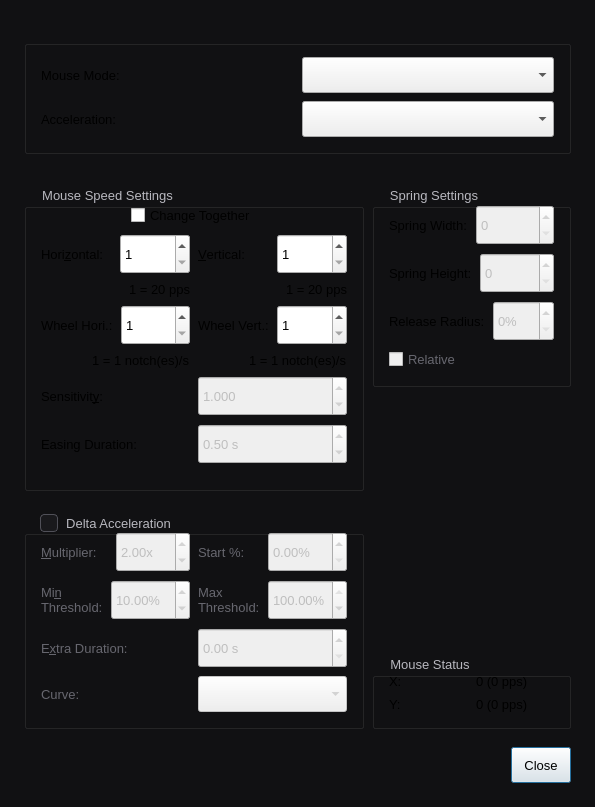
Qt form src/gui/mousesettingsdialog.ui (davaughnl/Pad) before a commit.
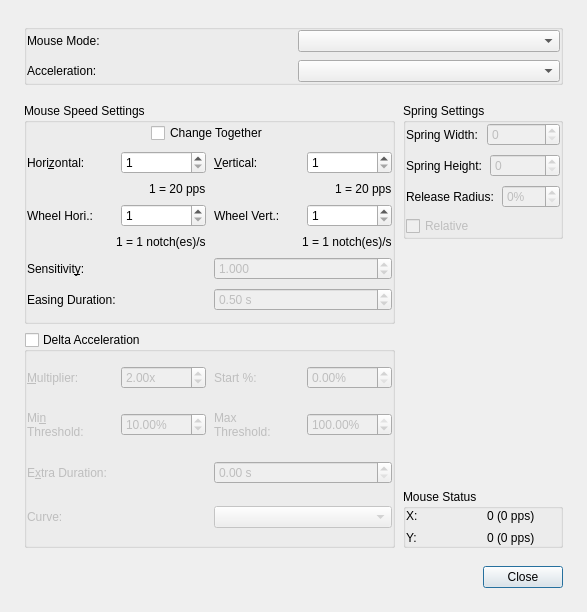
The same form after that commit. Icons and pictures are not drawn.

Commit message: dialogs: drop per-dialog stylesheets so the app palette and 24px controls apply everywhere

The edit to the form file:
```diff
--- a/src/gui/mousesettingsdialog.ui
+++ b/src/gui/mousesettingsdialog.ui
@@ -16,21 +16,6 @@
   <property name="windowTitle">
    <string>Mouse Settings</string>
   </property>
-  <property name="styleSheet">
-   <string notr="true">QWidget { font-family: "Geist"; font-size: 13px; font-weight: 400; }
-QDialog { background: #111113; }
-QPushButton, QToolButton { min-height: 24px; padding: 5px 12px; }
-QComboBox, QLineEdit, QSpinBox, QDoubleSpinBox { min-height: 24px; padding-top: 5px; padding-bottom: 5px; }
-QGroupBox { padding: 16px; margin-top: 16px; }
-QGroupBox::title { color: #b8b8bf; left: 16px; }
-QLabel:disabled, QCheckBox:disabled { color: #67676f; }
-JoyControlStickButtonPushButton[isflashing="true"] { background: #e8e8eb; color: #111113; border-color: #ffffff; }
-QDialogButtonBox { border: none; padding-top: 8px; }
-QFrame[frameShape="4"], QFrame[frameShape="5"] { color: #29292d; background: #29292d; max-height: 1px; border: none; }
-QGroupBox::indicator { width: 16px; height: 16px; border: 1px solid #505058; border-radius: 4px; background: #19191c; }
-QGroupBox::indicator:checked { background: #eeeeef; image: url(:/pad/icons/check-dark.svg); }
- </string>
-  </property>
   <layout class="QVBoxLayout" name="verticalLayout_9">
    <property name="spacing"><number>8</number></property>
    <property name="leftMargin"><number>24</number></property>
```
The commit also changes 7 other files.
